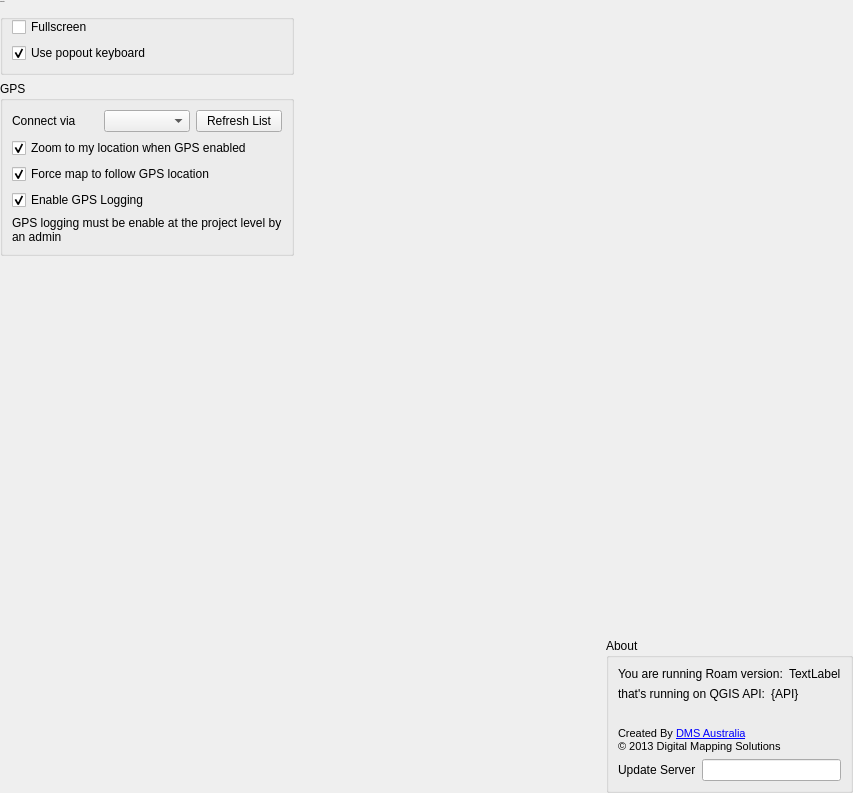
Old version of the form src/roam/ui/ui_settings.ui in the repository roam-qgis/Roam.
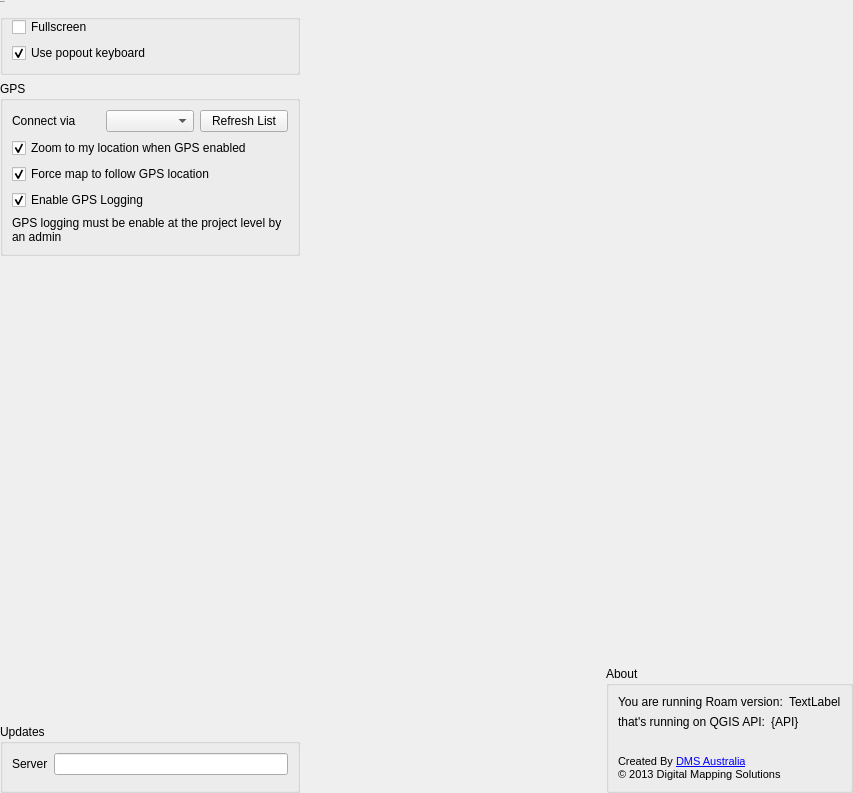
New version of the form. Icons and pictures are not drawn.

Diff of the .ui file:
```diff
--- a/src/roam/ui/ui_settings.ui
+++ b/src/roam/ui/ui_settings.ui
@@ -154,7 +154,7 @@
      </property>
     </spacer>
    </item>
-   <item row="4" column="2">
+   <item row="4" column="2" rowspan="2">
     <widget class="QGroupBox" name="groupBox_3">
      <property name="title">
       <string>About</string>
@@ -282,20 +282,6 @@
         </property>
        </widget>
       </item>
-      <item row="5" column="0" colspan="2">
-       <layout class="QHBoxLayout" name="horizontalLayout_4">
-        <item>
-         <widget class="QLabel" name="label_7">
-          <property name="text">
-           <string>Update Server</string>
-          </property>
-         </widget>
-        </item>
-        <item>
-         <widget class="QLineEdit" name="updateServerEdit"/>
-        </item>
-       </layout>
-      </item>
      </layout>
     </widget>
    </item>
@@ -325,6 +311,37 @@
      </property>
     </spacer>
    </item>
+   <item row="5" column="0">
+    <widget class="QGroupBox" name="groupBox_4">
+     <property name="sizePolicy">
+      <sizepolicy hsizetype="Preferred" vsizetype="Maximum">
+       <horstretch>0</horstretch>
+       <verstretch>0</verstretch>
+      </sizepolicy>
+     </property>
+     <property name="title">
+      <string>Updates</string>
+     </property>
+     <property name="flat">
+      <bool>true</bool>
+     </property>
+     <layout class="QFormLayout" name="formLayout">
+      <item row="0" column="0">
+       <widget class="QLabel" name="label_7">
+        <property name="text">
+         <string>Server</string>
+        </property>
+       </widget>
+      </item>
+      <item row="2" column="0">
+       <layout class="QHBoxLayout" name="horizontalLayout_4"/>
+      </item>
+      <item row="0" column="1">
+       <widget class="QLineEdit" name="updateServerEdit"/>
+      </item>
+     </layout>
+    </widget>
+   </item>
   </layout>
  </widget>
  <resources>
```
